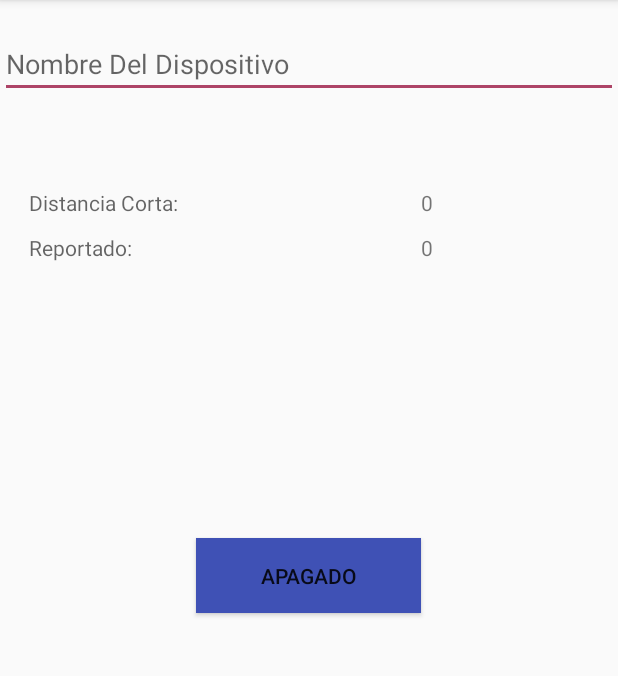
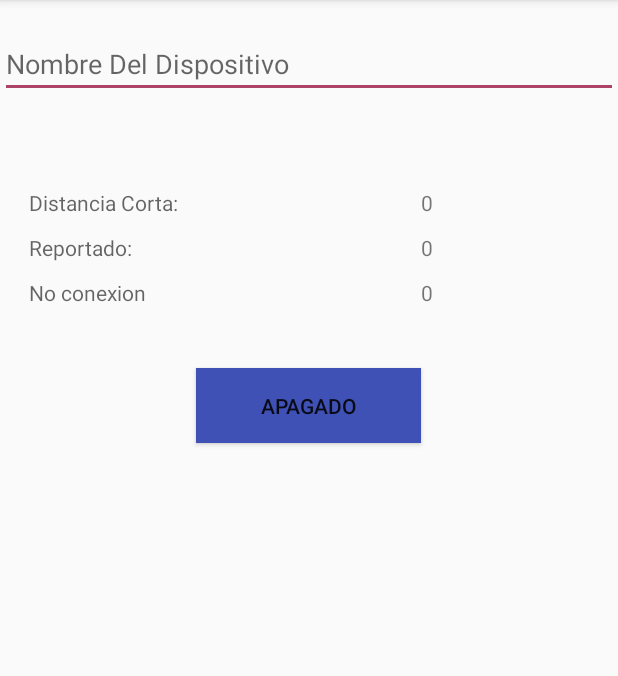
Before and after one commit to carlosprato1/GpsTracker, an Android app: the screen it shows after launch (MainActivity), after a tap on "APAGADO", on a phone screen of 412 x 824 dp, the part 84-760 px from its top. Run offline under Robolectric (Android 15) with nearby library versions, the phone set to English and light mode, and no system bars.

Commit message:
-contador de reporte sin conexion -no permite cambiar nombre si esta encendido y no hay internet.

```diff
--- a/app/src/main/java/com/prato/unet/gpstracker/MainActivity.java
+++ b/app/src/main/java/com/prato/unet/gpstracker/MainActivity.java
@@ -42,6 +42,7 @@ public class MainActivity extends AppCompatActivity {
     private TextView creportado;
     private TextView alerta;
     private TextView alerta1;
+    private TextView cnointernet;
     boolean activo=false;
     private String response = "vacio";
     String nombreAux = "vacio";
@@ -53,10 +54,15 @@ public class MainActivity extends AppCompatActivity {
         }
         @Override
         public void onReceive(Context context, Intent intent1) {
+
             response = intent1.getStringExtra("data");
             SharedPreferences sharedPreferences = getSharedPreferences("com.prato.unet.gpstracker.prefs",Context.MODE_PRIVATE);
             Editor editor = sharedPreferences.edit();
             cdcorta.setText(String.valueOf(sharedPreferences.getInt("DisCorta", 0)));
+            //limpiar
+            alerta1.setText("");
+            alerta.setText("");
+
             if(activo && ("invalido".equals(response) || "usado".equals(response) )){
                 Toast.makeText(context, response, Toast.LENGTH_LONG).show();
                 activo = false; error = true;
@@ -69,7 +75,12 @@ public class MainActivity extends AppCompatActivity {
                 editor.apply();
                 creportado.setText(String.valueOf(sharedPreferences.getInt("reportado", 0)));
             }
-        }
+
+            if(sharedPreferences.getBoolean("bloquearNombre",false)){
+                  nombreMovil.setFocusable(false);
+            }else{nombreMovil.setFocusableInTouchMode(true);}
+
+        }//Onreceiver
     }
 
     @Override
@@ -93,6 +104,7 @@ public class MainActivity extends AppCompatActivity {
         creportado  = (TextView)findViewById(R.id.creportado);
         alerta      = (TextView)findViewById(R.id.alerta);
         alerta1     = (TextView)findViewById(R.id.alerta1);
+        cnointernet = (TextView)findViewById(R.id.cnointernet);
 
 
         SharedPreferences sharedPreferences = this.getSharedPreferences("com.prato.unet.gpstracker.prefs",Context.MODE_PRIVATE );
@@ -113,7 +125,12 @@ public class MainActivity extends AppCompatActivity {
         nombreMovil.setOnClickListener(new OnClickListener() {
             @Override
             public void onClick(View view) {
+                SharedPreferences sharedPreferences = getSharedPreferences("com.prato.unet.gpstracker.prefs",Context.MODE_PRIVATE );
                 if(activo){alerta1.setText(R.string.presionar);}
+                if(sharedPreferences.getBoolean("bloquearNombre",false)){alerta1.setText(R.string.nointernet1);
+                                                                              alerta.setText(R.string.nointernet2);
+                }
+
             }
         });
         creportado.setOnClickListener(new OnClickListener() {
@@ -163,6 +180,7 @@ public class MainActivity extends AppCompatActivity {
                    }
                 }
             }
+            editor.putBoolean("activo",activo);
             editor.apply();
     }
 
@@ -258,6 +276,7 @@ public class MainActivity extends AppCompatActivity {
           activo = sharedPreferences.getBoolean("activo", false);
           creportado.setText(String.valueOf(sharedPreferences.getInt("reportado", 0)));
           cdcorta.setText(String.valueOf(sharedPreferences.getInt("DisCorta", 0)));
+          cnointernet.setText(String.valueOf(sharedPreferences.getInt("cnointernet", 0)));
           BotonEstado();
     }
     @Override
--- a/app/src/main/res/layout/activity_main.xml
+++ b/app/src/main/res/layout/activity_main.xml
@@ -73,12 +73,31 @@
         android:layout_below="@+id/dcorta"
         android:hint="@string/reportado" />
 
+    <TextView
+        android:id="@+id/textView5"
+        android:layout_width="150dp"
+        android:layout_height="30dp"
+        android:layout_alignLeft="@+id/textView4"
+        android:layout_alignStart="@+id/textView4"
+        android:layout_below="@+id/textView4"
+        android:hint="@string/noconexion" />
+
+    <TextView
+        android:id="@+id/cnointernet"
+        android:layout_width="100dp"
+        android:layout_height="30dp"
+        android:layout_alignLeft="@+id/creportado"
+        android:layout_alignStart="@+id/creportado"
+        android:layout_below="@+id/creportado"
+        android:hint="@string/cero" />
+
     <Button
         android:id="@+id/boton"
         android:layout_width="150dp"
         android:layout_height="50dp"
+        android:layout_below="@+id/textView5"
         android:layout_centerHorizontal="true"
-        android:layout_centerVertical="true"
+        android:layout_marginTop="30dp"
         android:background="@color/colorPrimary"
         android:text="@string/Apagado" />
 
--- a/app/src/main/res/values/strings.xml
+++ b/app/src/main/res/values/strings.xml
@@ -12,4 +12,7 @@
     <string name="incorrecto">Nombre Incorrecto. Introduzca Otro Nombre</string>
     <string name="cero">"0"</string>
     <string name="presionar">Luego de Cambiar el Nombre Apague/Encienda</string>
+    <string name="nointernet1">No hay Conexion a internet</string>
+    <string name="nointernet2">Cambie el nombre cuando halla conexion</string>
+    <string name="noconexion">No conexion</string>
 </resources>
```
Also changed, not shown: app/src/main/java/com/prato/unet/gpstracker/servicio.java (+20 -8 lines).
